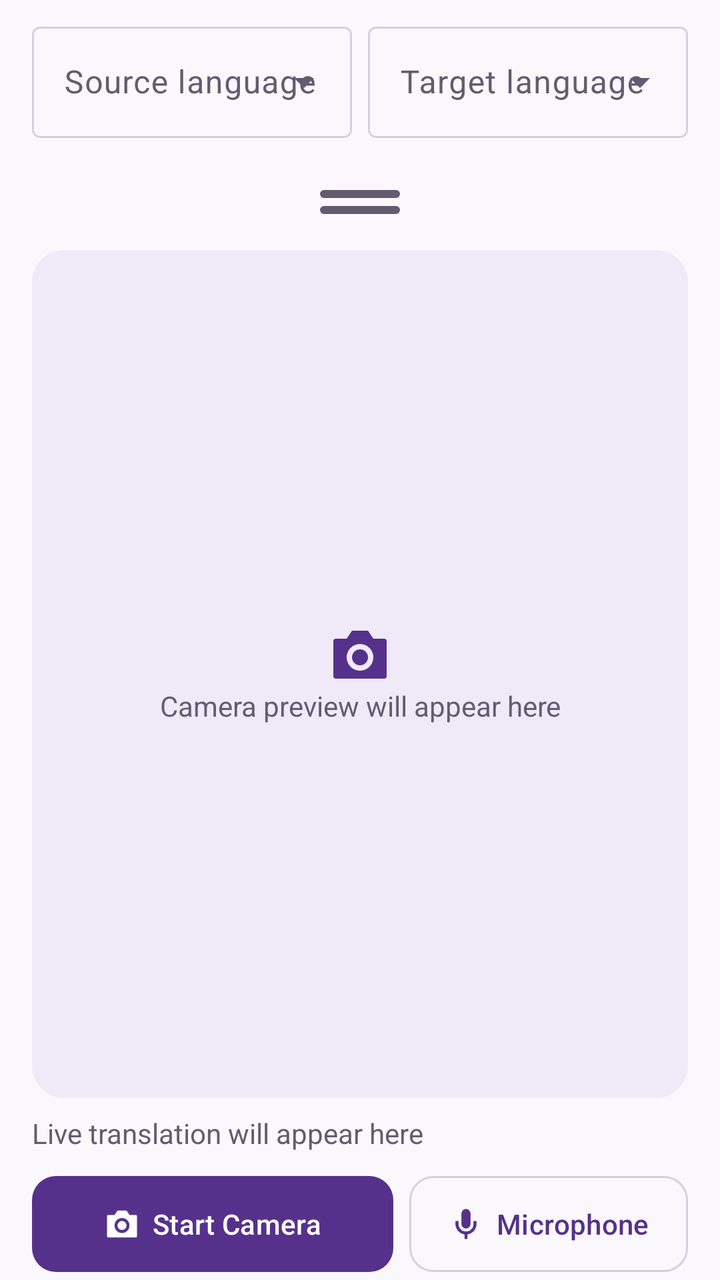
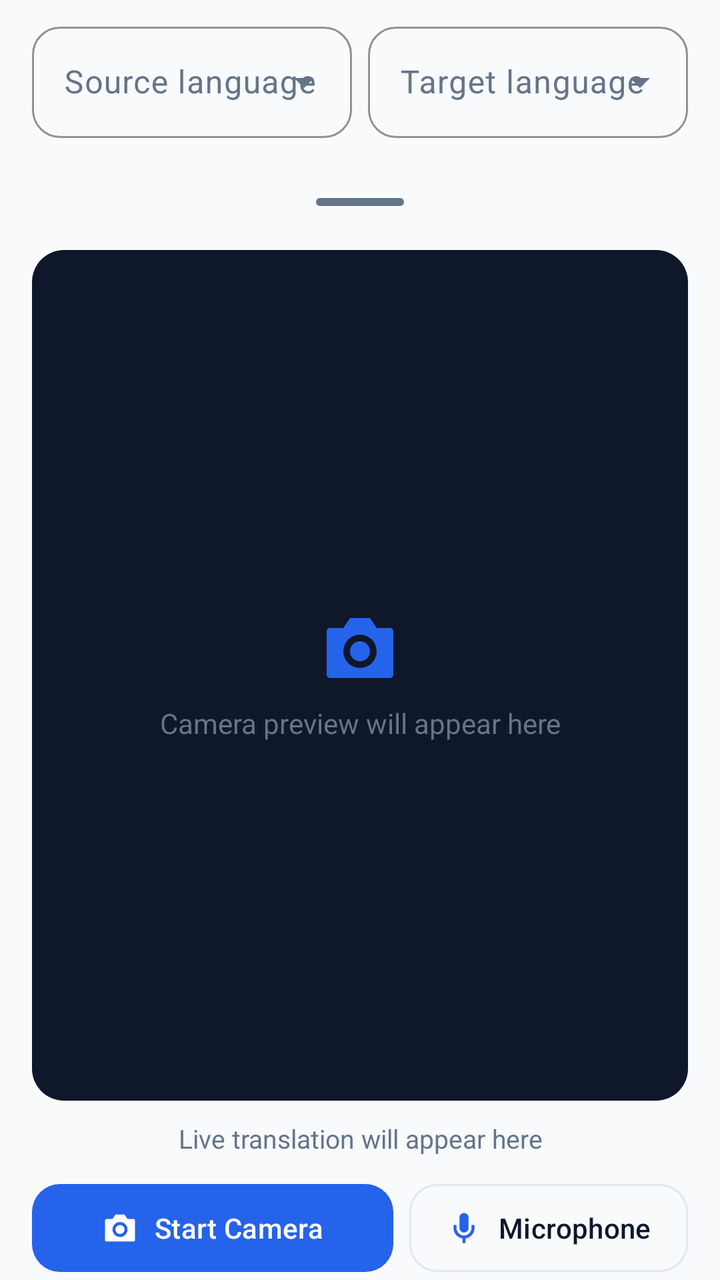

The first picture is an Android layout as it rendered before a commit; the second is the same layout after the commit. The layout source and the unified diff follow.
<!-- AndroidManifest.xml: application theme Theme.ASLTraslator -->
<!-- res/layout/fragment_home.xml -->
<?xml version="1.0" encoding="utf-8"?>
<androidx.core.widget.NestedScrollView
    xmlns:android="http://schemas.android.com/apk/res/android"
    xmlns:app="http://schemas.android.com/apk/res-auto"
    android:layout_width="match_parent"
    android:layout_height="match_parent"
    android:fillViewport="true">
    <LinearLayout
        android:layout_width="match_parent"
        android:layout_height="wrap_content"
        android:orientation="vertical"
        android:paddingStart="@dimen/screen_spacing"
        android:paddingEnd="@dimen/screen_spacing">
        <LinearLayout
            android:layout_width="match_parent"
            android:layout_height="wrap_content"
            android:paddingTop="@dimen/content_gap"
            android:orientation="horizontal"
            android:baselineAligned="false">
            <com.google.android.material.textfield.TextInputLayout
                style="@style/Widget.Material3.TextInputLayout.OutlinedBox.ExposedDropdownMenu"
                android:layout_width="0dp"
                android:layout_weight="1"
                android:layout_height="wrap_content"
                android:layout_marginEnd="@dimen/content_gap"
                android:hint="@string/source_language">
                <com.google.android.material.textfield.MaterialAutoCompleteTextView
                    android:id="@+id/source_language"
                    android:layout_width="match_parent"
                    android:layout_height="wrap_content"
                    android:inputType="none"
                    android:saveEnabled="false"
                    android:singleLine="true" />
            </com.google.android.material.textfield.TextInputLayout>
            <com.google.android.material.textfield.TextInputLayout
                style="@style/Widget.Material3.TextInputLayout.OutlinedBox.ExposedDropdownMenu"
                android:layout_width="0dp"
                android:layout_weight="1"
                android:layout_height="wrap_content"
                android:hint="@string/target_language">
                <com.google.android.material.textfield.MaterialAutoCompleteTextView
                    android:id="@+id/target_language"
                    android:layout_width="match_parent"
                    android:layout_height="wrap_content"
                    android:inputType="none"
                    android:saveEnabled="false"
                    android:singleLine="true" />
            </com.google.android.material.textfield.TextInputLayout>
        </LinearLayout>
        <LinearLayout
            android:id="@+id/resizable_space"
            android:layout_width="match_parent"
            android:layout_height="0dp"
            android:layout_weight="1"
            android:orientation="vertical"
            android:paddingTop="@dimen/content_gap">
            <com.google.android.material.card.MaterialCardView
                android:id="@+id/translation_panel"
                android:layout_width="match_parent"
                android:layout_height="0dp"
                app:cardCornerRadius="@dimen/card_radius"
                app:cardElevation="0dp"
                app:strokeColor="@color/asl_outline"
                app:strokeWidth="1dp"
                app:cardBackgroundColor="@color/asl_surface">
                <LinearLayout
                    android:layout_width="match_parent"
                    android:layout_height="match_parent"
                    android:orientation="vertical">
                    <ScrollView
                        android:layout_width="match_parent"
                        android:layout_height="0dp"
                        android:layout_weight="1"
                        android:fillViewport="true">
                        <TextView
                            android:id="@+id/translation_input"
                            android:layout_width="match_parent"
                            android:layout_height="wrap_content"
                            android:gravity="center_vertical"
                            android:padding="@dimen/card_padding"
                            android:text="@string/translation_input"
                            android:textSize="16sp"
                            android:textColor="@color/asl_secondary_text" />
                    </ScrollView>
                    <View
                        android:layout_width="match_parent"
                        android:layout_height="1dp"
                        android:background="@color/asl_outline" />
                    <ScrollView
                        android:layout_width="match_parent"
                        android:layout_height="0dp"
                        android:layout_weight="1"
                        android:fillViewport="true">
                        <TextView
                            android:id="@+id/translation_output"
                            android:layout_width="match_parent"
                            android:layout_height="wrap_content"
                            android:gravity="center_vertical"
                            android:padding="@dimen/card_padding"
                            android:text="@string/translation_output"
                            android:textSize="16sp"
                            android:textColor="@color/asl_secondary_text" />
                    </ScrollView>
                </LinearLayout>
            </com.google.android.material.card.MaterialCardView>
            <FrameLayout
                android:id="@+id/resize_divider"
                android:layout_width="match_parent"
                android:layout_height="@dimen/divider_target"
                android:background="?attr/selectableItemBackground"
                android:clickable="true"
                android:focusable="true"
                android:contentDescription="@string/resize_description">
                <LinearLayout
                    android:layout_width="@dimen/divider_width"
                    android:layout_height="wrap_content"
                    android:layout_gravity="center"
                    android:orientation="vertical"
                    android:importantForAccessibility="noHideDescendants">
                    <View
                        android:layout_width="match_parent"
                        android:layout_height="@dimen/divider_bar"
                        android:background="@drawable/bg_handle" />
                    <View
                        android:layout_width="match_parent"
                        android:layout_height="@dimen/divider_bar"
                        android:layout_marginTop="4dp"
                        android:background="@drawable/bg_handle" />
                </LinearLayout>
            </FrameLayout>
            <LinearLayout
                android:id="@+id/camera_panel"
                android:layout_width="match_parent"
                android:layout_height="0dp"
                android:layout_weight="1"
                android:orientation="vertical">
                <LinearLayout
                    android:id="@+id/camera_preview"
                    android:layout_width="match_parent"
                    android:layout_height="0dp"
                    android:layout_weight="1"
                    android:minHeight="@dimen/preview_minimum"
                    android:orientation="vertical"
                    android:gravity="center"
                    android:padding="@dimen/content_gap"
                    android:background="@drawable/bg_preview">
                    <ImageView
                        android:id="@+id/preview_icon"
                        android:layout_width="@dimen/icon_size"
                        android:layout_height="@dimen/icon_size"
                        android:src="@drawable/ic_camera"
                        app:tint="@color/asl_primary"
                        android:importantForAccessibility="no" />
                    <TextView
                        android:id="@+id/camera_status"
                        android:layout_width="match_parent"
                        android:layout_height="wrap_content"
                        android:text="@string/camera_placeholder"
                        android:textColor="@color/asl_secondary_text"
                        android:textSize="14sp"
                        android:gravity="center"
                        android:accessibilityLiveRegion="polite" />
                </LinearLayout>
                <TextView
                    android:id="@+id/live_caption"
                    android:layout_width="match_parent"
                    android:layout_height="wrap_content"
                    android:paddingTop="@dimen/content_gap"
                    android:paddingBottom="@dimen/content_gap"
                    android:text="@string/live_translation"
                    android:textColor="@color/asl_secondary_text"
                    android:textSize="14sp"
                    android:accessibilityLiveRegion="polite" />
                <LinearLayout
                    android:id="@+id/camera_controls"
                    android:layout_width="match_parent"
                    android:layout_height="wrap_content"
                    android:orientation="horizontal"
                    android:baselineAligned="false">
                    <com.google.android.material.button.MaterialButton
                        android:id="@+id/start_camera"
                        android:layout_width="0dp"
                        android:layout_weight="1.3"
                        android:layout_height="wrap_content"
                        android:minHeight="@dimen/control_height"
                        android:layout_marginEnd="@dimen/content_gap"
                        android:text="@string/start_camera"
                        android:paddingStart="@dimen/content_gap"
                        android:paddingEnd="@dimen/content_gap"
                        app:cornerRadius="@dimen/control_radius"
                        app:icon="@drawable/ic_camera"
                        app:iconPadding="6dp"
                        app:iconGravity="textStart" />
                    <com.google.android.material.button.MaterialButton
                        android:id="@+id/microphone"
                        style="@style/Widget.Material3.Button.OutlinedButton"
                        android:layout_width="0dp"
                        android:layout_weight="1"
                        android:layout_height="wrap_content"
                        android:minHeight="@dimen/control_height"
                        android:text="@string/microphone"
                        android:paddingStart="@dimen/content_gap"
                        android:paddingEnd="@dimen/content_gap"
                        app:cornerRadius="@dimen/control_radius"
                        app:icon="@drawable/ic_mic"
                        app:iconPadding="6dp"
                        app:iconGravity="textStart" />
                </LinearLayout>
            </LinearLayout>
        </LinearLayout>
    </LinearLayout>
</androidx.core.widget.NestedScrollView>
<!-- resources referenced by this layout -->
<resources>
  <color name="asl_outline">#D8CEE4</color>
  <color name="asl_primary">#56318C</color>
  <color name="asl_secondary_text">#655B70</color>
  <color name="asl_surface">#FFFFFF</color>
  <dimen name="card_padding">16dp</dimen>
  <dimen name="card_radius">16dp</dimen>
  <dimen name="content_gap">8dp</dimen>
  <dimen name="control_height">56dp</dimen>
  <dimen name="control_radius">12dp</dimen>
  <dimen name="divider_bar">4dp</dimen>
  <dimen name="divider_target">48dp</dimen>
  <dimen name="divider_width">40dp</dimen>
  <dimen name="icon_size">32dp</dimen>
  <dimen name="preview_minimum">48dp</dimen>
  <dimen name="screen_spacing">16dp</dimen>
  <!-- drawable bg_handle (drawable) -->
  <?xml version="1.0" encoding="utf-8"?>
  <shape xmlns:android="http://schemas.android.com/apk/res/android">
      <solid android:color="@color/asl_secondary_text" />
      <corners android:radius="2dp" />
  </shape>
  <!-- drawable bg_preview (drawable) -->
  <?xml version="1.0" encoding="utf-8"?>
  <shape xmlns:android="http://schemas.android.com/apk/res/android">
      <solid android:color="@color/asl_preview" />
      <corners android:radius="@dimen/card_radius" />
  </shape>
  <!-- drawable ic_camera (drawable) -->
  <?xml version="1.0" encoding="utf-8"?>
  <vector
      xmlns:android="http://schemas.android.com/apk/res/android"
      android:width="24dp"
      android:height="24dp"
      android:viewportWidth="24"
      android:viewportHeight="24">
      <path
          android:fillColor="#FF000000"
          android:fillType="evenOdd"
          android:pathData="M9,3h6l2,3h4a1,1 0,0 1,1,1v13a1,1 0,0 1,-1,1H3a1,1 0,0 1,-1,-1V7a1,1 0,0 1,1,-1h4zM12,8a5,5 0,1 0,0,10 5,5 0,0 0,0,-10M12,10a3,3 0,1 1,0,6 3,3 0,0 1,0,-6" />
  </vector>
  <!-- drawable ic_mic (drawable) -->
  <?xml version="1.0" encoding="utf-8"?>
  <vector
      xmlns:android="http://schemas.android.com/apk/res/android"
      android:width="24dp"
      android:height="24dp"
      android:viewportWidth="24"
      android:viewportHeight="24">
      <path
          android:fillColor="#FF000000"
          android:fillType="evenOdd"
          android:pathData="M12,2a3,3 0,0 1,3,3v7a3,3 0,0 1,-6,0V5a3,3 0,0 1,3,-3M5,10h2v2a5,5 0,0 0,10,0v-2h2v2a7,7 0,0 1,-6,6.93V22h-2v-3.07A7,7 0,0 1,5,12z" />
  </vector>
  <string name="camera_placeholder">Camera preview will appear here</string>
  <string name="live_translation">Live translation will appear here</string>
  <string name="microphone">Microphone</string>
  <string name="resize_description">Resize translation and camera panels. Double-tap to reset.</string>
  <string name="source_language">Source language</string>
  <string name="start_camera">Start Camera</string>
  <string name="target_language">Target language</string>
  <string name="translation_input">Translation input will appear here</string>
  <string name="translation_output">Translation output will appear here</string>
  <style name="Theme.ASLTraslator" parent="Base.Theme.ASLTraslator" />
  <color name="asl_preview">#F0EAF8</color>
  <style name="Base.Theme.ASLTraslator" parent="Theme.Material3.DayNight.NoActionBar">
          <item name="colorPrimary">@color/asl_primary</item>
          <item name="colorOnPrimary">@color/asl_on_primary</item>
          <item name="colorSecondary">@color/asl_primary</item>
          <item name="colorSurface">@color/asl_surface</item>
          <item name="colorOnSurface">@color/asl_text</item>
          <item name="colorOnSurfaceVariant">@color/asl_secondary_text</item>
          <item name="colorOutline">@color/asl_outline</item>
          <item name="android:colorBackground">@color/asl_background</item>
          <item name="android:windowBackground">@color/asl_background</item>
      </style>
  <color name="asl_on_primary">#FFFFFF</color>
  <color name="asl_text">#251C32</color>
  <color name="asl_background">#FAF8FD</color>
</resources>

<!-- the commit's change to res/layout/fragment_home.xml (unified diff, before → after) -->
@@ -5,12 +5,14 @@
     android:layout_width="match_parent"
     android:layout_height="match_parent"
     android:fillViewport="true">
+    android:background="@color/asl_background">
     <LinearLayout
         android:layout_width="match_parent"
         android:layout_height="wrap_content"
         android:orientation="vertical"
         android:paddingStart="@dimen/screen_spacing"
         android:paddingEnd="@dimen/screen_spacing">
+        android:paddingBottom="16dp">
         <LinearLayout
             android:layout_width="match_parent"
             android:layout_height="wrap_content"
@@ -23,20 +25,34 @@
                 android:layout_weight="1"
                 android:layout_height="wrap_content"
                 android:layout_marginEnd="@dimen/content_gap"
-                android:hint="@string/source_language">
+                app:boxCornerRadiusTopStart="14dp"
+                app:boxCornerRadiusTopEnd="14dp"
+                app:boxCornerRadiusBottomStart="14dp"
+                app:boxCornerRadiusBottomEnd="14dp"
+                app:boxStrokeColor="@color/asl_primary"
+                android:hint="@string/source_language"
+                >
+
                 <com.google.android.material.textfield.MaterialAutoCompleteTextView
                     android:id="@+id/source_language"
                     android:layout_width="match_parent"
                     android:layout_height="wrap_content"
                     android:inputType="none"
                     android:saveEnabled="false"
-                    android:singleLine="true" />
+                    android:singleLine="true"
+                    android:textColor="@color/asl_text"/>
             </com.google.android.material.textfield.TextInputLayout>
+
             <com.google.android.material.textfield.TextInputLayout
                 style="@style/Widget.Material3.TextInputLayout.OutlinedBox.ExposedDropdownMenu"
                 android:layout_width="0dp"
                 android:layout_weight="1"
                 android:layout_height="wrap_content"
+                app:boxCornerRadiusTopStart="14dp"
+                app:boxCornerRadiusTopEnd="14dp"
+                app:boxCornerRadiusBottomStart="14dp"
+                app:boxCornerRadiusBottomEnd="14dp"
+                app:boxStrokeColor="@color/asl_primary"
                 android:hint="@string/target_language">
                 <com.google.android.material.textfield.MaterialAutoCompleteTextView
                     android:id="@+id/target_language"
@@ -44,7 +60,8 @@
                     android:layout_height="wrap_content"
                     android:inputType="none"
                     android:saveEnabled="false"
-                    android:singleLine="true" />
+                    android:singleLine="true"
+                    android:textColor="@color/asl_text"/>
             </com.google.android.material.textfield.TextInputLayout>
         </LinearLayout>
         <LinearLayout
@@ -58,7 +75,7 @@
                 android:id="@+id/translation_panel"
                 android:layout_width="match_parent"
                 android:layout_height="0dp"
-                app:cardCornerRadius="@dimen/card_radius"
+                app:cardCornerRadius="16dp"
                 app:cardElevation="0dp"
                 app:strokeColor="@color/asl_outline"
                 app:strokeWidth="1dp"
@@ -79,7 +96,7 @@
                             android:gravity="center_vertical"
                             android:padding="@dimen/card_padding"
                             android:text="@string/translation_input"
-                            android:textSize="16sp"
+                            android:textSize="15sp"
                             android:textColor="@color/asl_secondary_text" />
                     </ScrollView>
                     <View
@@ -98,8 +115,9 @@
                             android:gravity="center_vertical"
                             android:padding="@dimen/card_padding"
                             android:text="@string/translation_output"
-                            android:textSize="16sp"
-                            android:textColor="@color/asl_secondary_text" />
+                            android:textSize="17sp"
+                            android:textStyle="bold"
+                            android:textColor="@color/asl_text" />
                     </ScrollView>
                 </LinearLayout>
             </com.google.android.material.card.MaterialCardView>
@@ -111,22 +129,12 @@
                 android:clickable="true"
                 android:focusable="true"
                 android:contentDescription="@string/resize_description">
-                <LinearLayout
-                    android:layout_width="@dimen/divider_width"
-                    android:layout_height="wrap_content"
+                <View
+                    android:layout_width="44dp"
+                    android:layout_height="4dp"
                     android:layout_gravity="center"
-                    android:orientation="vertical"
-                    android:importantForAccessibility="noHideDescendants">
-                    <View
-                        android:layout_width="match_parent"
-                        android:layout_height="@dimen/divider_bar"
-                        android:background="@drawable/bg_handle" />
-                    <View
-                        android:layout_width="match_parent"
-                        android:layout_height="@dimen/divider_bar"
-                        android:layout_marginTop="4dp"
-                        android:background="@drawable/bg_handle" />
-                </LinearLayout>
+                    android:background="@drawable/bg_handle" />
+
             </FrameLayout>
             <LinearLayout
                 android:id="@+id/camera_panel"
@@ -146,8 +154,8 @@
                     android:background="@drawable/bg_preview">
                     <ImageView
                         android:id="@+id/preview_icon"
-                        android:layout_width="@dimen/icon_size"
-                        android:layout_height="@dimen/icon_size"
+                        android:layout_width="40dp"
+                        android:layout_height="40dp"
                         android:src="@drawable/ic_camera"
                         app:tint="@color/asl_primary"
                         android:importantForAccessibility="no" />
@@ -155,6 +163,7 @@
                         android:id="@+id/camera_status"
                         android:layout_width="match_parent"
                         android:layout_height="wrap_content"
+                        android:layout_marginTop="8dp"
                         android:text="@string/camera_placeholder"
                         android:textColor="@color/asl_secondary_text"
                         android:textSize="14sp"
@@ -165,11 +174,12 @@
                     android:id="@+id/live_caption"
                     android:layout_width="match_parent"
                     android:layout_height="wrap_content"
-                    android:paddingTop="@dimen/content_gap"
-                    android:paddingBottom="@dimen/content_gap"
+                    android:paddingTop="10dp"
+                    android:paddingBottom="10dp"
                     android:text="@string/live_translation"
                     android:textColor="@color/asl_secondary_text"
-                    android:textSize="14sp"
+                    android:textSize="13sp"
+                    android:gravity="center"
                     android:accessibilityLiveRegion="polite" />
                 <LinearLayout
                     android:id="@+id/camera_controls"
@@ -182,14 +192,17 @@
                         android:layout_width="0dp"
                         android:layout_weight="1.3"
                         android:layout_height="wrap_content"
-                        android:minHeight="@dimen/control_height"
+                        android:minHeight="52dp"
                         android:layout_marginEnd="@dimen/content_gap"
                         android:text="@string/start_camera"
+                        android:textColor="@color/asl_on_primary"
+                        app:backgroundTint="@color/asl_primary"
                         android:paddingStart="@dimen/content_gap"
                         android:paddingEnd="@dimen/content_gap"
-                        app:cornerRadius="@dimen/control_radius"
+                        app:cornerRadius="14dp"
                         app:icon="@drawable/ic_camera"
-                        app:iconPadding="6dp"
+                        app:iconTint="@color/asl_on_primary"
+                        app:iconPadding="8dp"
                         app:iconGravity="textStart" />
                     <com.google.android.material.button.MaterialButton
                         android:id="@+id/microphone"
@@ -197,13 +210,16 @@
                         android:layout_width="0dp"
                         android:layout_weight="1"
                         android:layout_height="wrap_content"
-                        android:minHeight="@dimen/control_height"
+                        android:minHeight="52dp"
                         android:text="@string/microphone"
+                        android:textColor="@color/asl_text"
+                        app:strokeColor="@color/asl_outline"
                         android:paddingStart="@dimen/content_gap"
                         android:paddingEnd="@dimen/content_gap"
-                        app:cornerRadius="@dimen/control_radius"
+                        app:cornerRadius="14dp"
                         app:icon="@drawable/ic_mic"
-                        app:iconPadding="6dp"
+                        app:iconTint="@color/asl_primary"
+                        app:iconPadding="8dp"
                         app:iconGravity="textStart" />
                 </LinearLayout>
             </LinearLayout>
<!-- resource entries referenced after the edit -->
@@ -1,18 +1,13 @@
 <!-- resources referenced by this layout -->
 <resources>
-  <color name="asl_outline">#D8CEE4</color>
-  <color name="asl_primary">#56318C</color>
-  <color name="asl_secondary_text">#655B70</color>
+  <color name="asl_outline">#E2E8F0</color>
+  <color name="asl_primary">#2563EB</color>
+  <color name="asl_secondary_text">#64748B</color>
   <color name="asl_surface">#FFFFFF</color>
   <dimen name="card_padding">16dp</dimen>
   <dimen name="card_radius">16dp</dimen>
   <dimen name="content_gap">8dp</dimen>
-  <dimen name="control_height">56dp</dimen>
-  <dimen name="control_radius">12dp</dimen>
-  <dimen name="divider_bar">4dp</dimen>
   <dimen name="divider_target">48dp</dimen>
-  <dimen name="divider_width">40dp</dimen>
-  <dimen name="icon_size">32dp</dimen>
   <dimen name="preview_minimum">48dp</dimen>
   <dimen name="screen_spacing">16dp</dimen>
   <!-- drawable bg_handle (drawable) -->
@@ -63,10 +58,12 @@
   <string name="translation_input">Translation input will appear here</string>
   <string name="translation_output">Translation output will appear here</string>
   <style name="Theme.ASLTraslator" parent="Base.Theme.ASLTraslator" />
-  <color name="asl_preview">#F0EAF8</color>
+  <color name="asl_preview">#0F172A</color>
   <style name="Base.Theme.ASLTraslator" parent="Theme.Material3.DayNight.NoActionBar">
           <item name="colorPrimary">@color/asl_primary</item>
           <item name="colorOnPrimary">@color/asl_on_primary</item>
+          <item name="colorPrimaryContainer">@color/asl_primary_container</item>
+          <item name="colorOnPrimaryContainer">@color/asl_on_primary_container</item>
           <item name="colorSecondary">@color/asl_primary</item>
           <item name="colorSurface">@color/asl_surface</item>
           <item name="colorOnSurface">@color/asl_text</item>
@@ -75,8 +72,10 @@
           <item name="android:colorBackground">@color/asl_background</item>
           <item name="android:windowBackground">@color/asl_background</item>
       </style>
+  <color name="asl_primary_container">#DBEAFE</color>
+  <color name="asl_on_primary_container">#1E40AF</color>
   <color name="asl_on_primary">#FFFFFF</color>
-  <color name="asl_text">#251C32</color>
-  <color name="asl_background">#FAF8FD</color>
+  <color name="asl_text">#0F172A</color>
+  <color name="asl_background">#F8FAFC</color>
 </resources>
 
